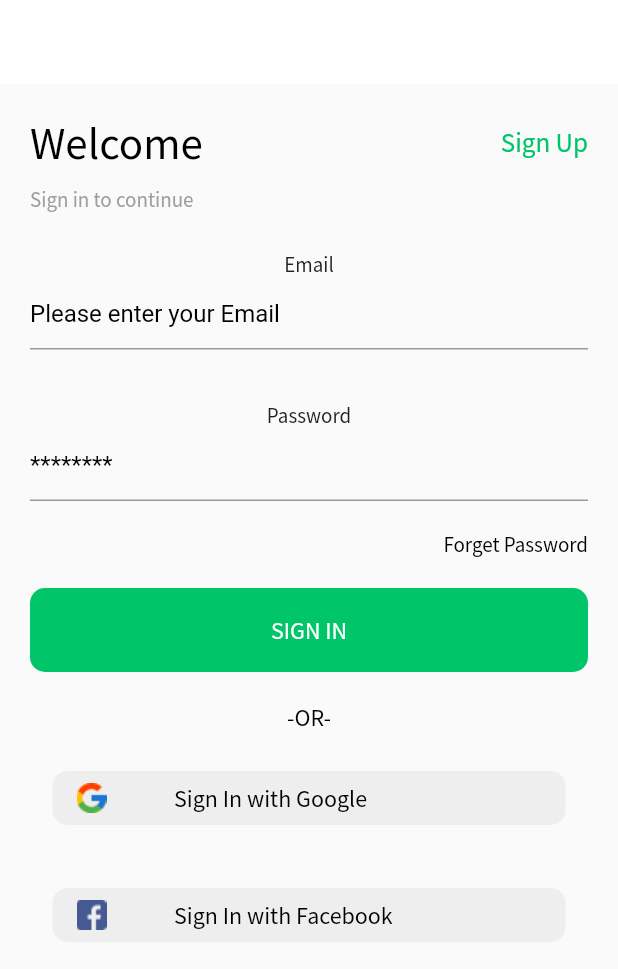
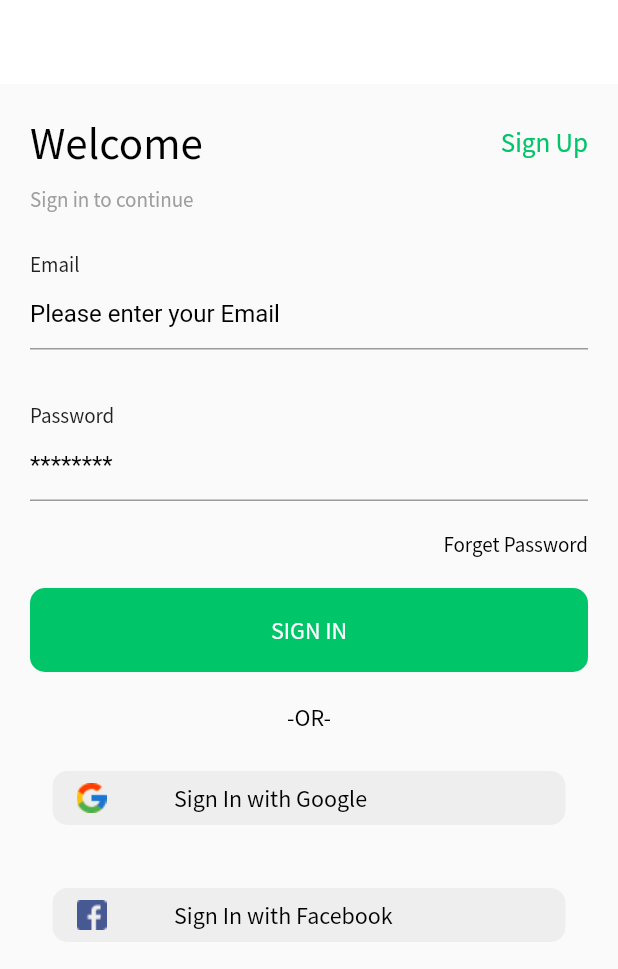
Before and after one commit to AliAlsaeed17/mega_store, a Flutter app: the screen it shows after launch, on a phone screen of 412 x 824 dp. Shown: the top 969 px of the screen. Run offline on Flutter 3.47's test engine with Material 2 defaults, Android fonts, the phone set to English and light mode, and no system bars; our stand-ins replace cloud_firestore, firebase_auth, firebase_core, flutter_svg, get, google_sign_in and 2 more; missing offline and left inert: flutter_login_facebook; accounts and stored records are empty.

Commit message:
Update custom text widget

```diff
--- a/lib/views/widgets/custom_text.dart
+++ b/lib/views/widgets/custom_text.dart
@@ -13,7 +13,7 @@ class CustomText extends StatelessWidget {
     this.text = "",
     this.fontSize = 16,
     this.color = Colors.black,
-    this.alignment = Alignment.center,
+    this.alignment = Alignment.centerLeft,
     this.maxLines,
     this.lineSpace,
   }) : super(key: key);
```
